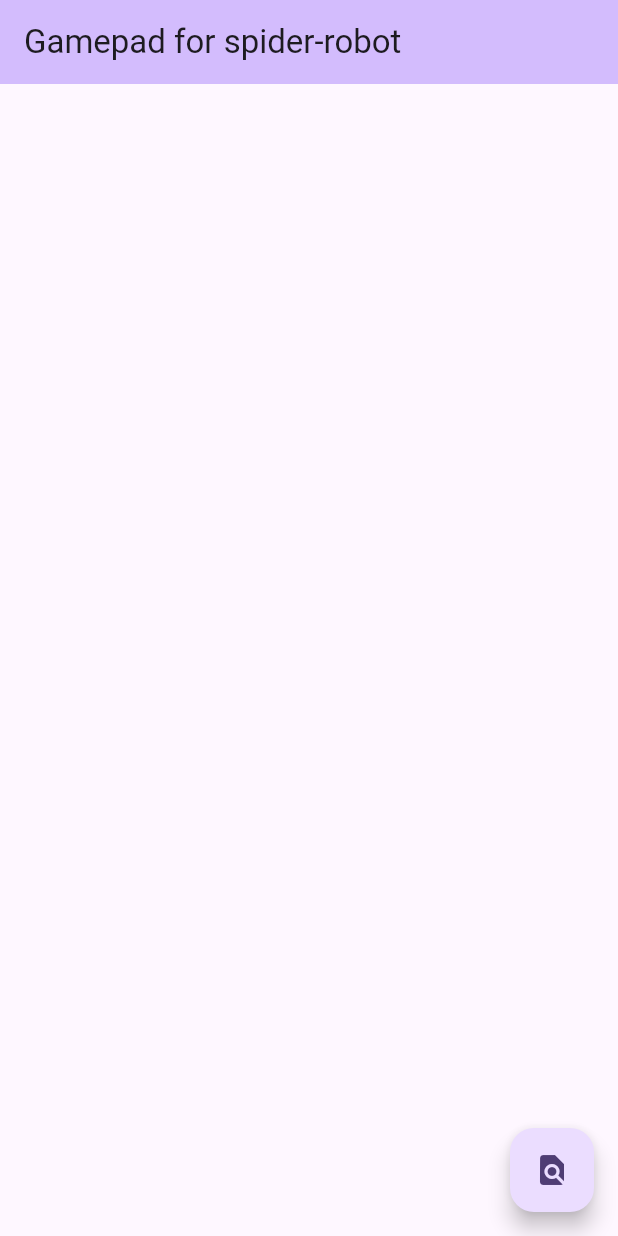
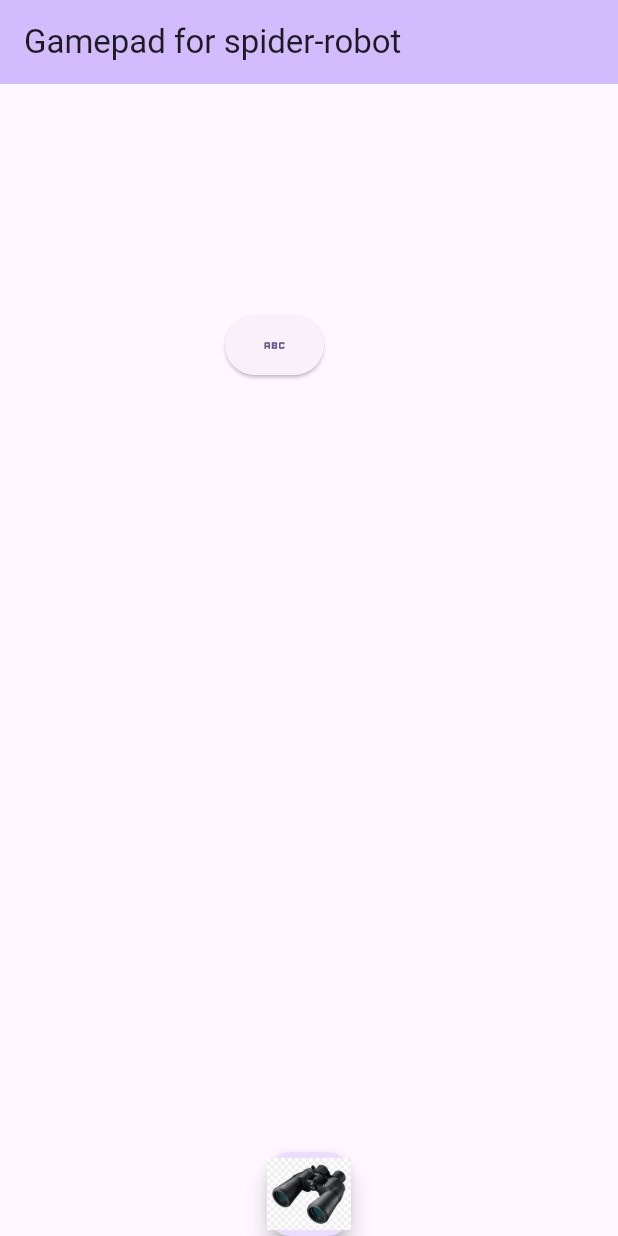
Before and after one commit to PavelSol/flutter_projects, a Flutter app: the screen it shows after launch, on a phone screen of 412 x 824 dp. Run offline on Flutter 3.47's test engine with Material 3 defaults, Android fonts, the phone set to English and light mode, and no system bars.

Commit message:
21.12.2023

```diff
--- a/gamepad/lib/main.dart
+++ b/gamepad/lib/main.dart
@@ -35,6 +35,29 @@ class _SpiderState extends State<Spider> {
   @override
   Widget build(BuildContext context) {
     return Scaffold(
+      /*child: Column(
+        mainAxisSize: MainAxisSize.min,
+        children: [
+          ElevatedButton(
+            onPressed: () {},
+            child: Text("Привет"),
+          ),
+          IconButton(
+            onPressed: () {},
+            icon: Image.asset('assets/png/ultrasonic.png'),
+            iconSize: 500,
+          ),
+          ElevatedButton(onPressed: () {}, child: Text("data"))
+        ],
+      ),
+    );*/
+      body: Padding(
+        padding: EdgeInsets.all(150),
+        child: ElevatedButton(
+          onPressed: () {},
+          child: Icon(Icons.abc),
+        ),
+      ),
       appBar: AppBar(
         backgroundColor: Theme.of(context).colorScheme.inversePrimary,
         title: Text(widget.title),
@@ -44,8 +67,9 @@ class _SpiderState extends State<Spider> {
           Navigator.of(context).pushNamed('/Ultrasonic');
         },
         tooltip: 'Ultrasonic',
-        child: const Icon(Icons.find_in_page),
+        child: Image.asset('assets/png/ultrasonic.png'),
       ),
+      floatingActionButtonLocation: FloatingActionButtonLocation.centerDocked,
     );
   }
 }
@@ -57,28 +81,13 @@ class Ultrasonic extends StatefulWidget {
   State<Ultrasonic> createState() => _UltrasonicState();
 }
 
-class _UltrasonicState extends State<Ultrasonic>
-    with SingleTickerProviderStateMixin {
-  late AnimationController _controller;
-
-  @override
-  void initState() {
-    super.initState();
-    _controller = AnimationController(vsync: this);
-  }
-
-  @override
-  void dispose() {
-    _controller.dispose();
-    super.dispose();
-  }
-
+class _UltrasonicState extends State<Ultrasonic> {
   @override
   Widget build(BuildContext context) {
     return Scaffold(
       appBar: AppBar(
-          backgroundColor: Theme.of(context).colorScheme.inversePrimary,
-          title: Text("Ultrasonic range finder")),
+        title: Text("Ultrasonic range finder"),
+      ),
     );
   }
 }
--- a/gamepad/pubspec.yaml
+++ b/gamepad/pubspec.yaml
@@ -59,8 +59,8 @@ flutter:
   uses-material-design: true
 
   # To add assets to your application, add an assets section, like this:
-  # assets:
-  #   - images/a_dot_burr.jpeg
+  assets:
+     - assets/png/
   #   - images/a_dot_ham.jpeg
 
   # An image asset can refer to one or more resolution-specific "variants", see
```
Also changed, not shown: gamepad/assets/png/ultrasonic.png (added).
